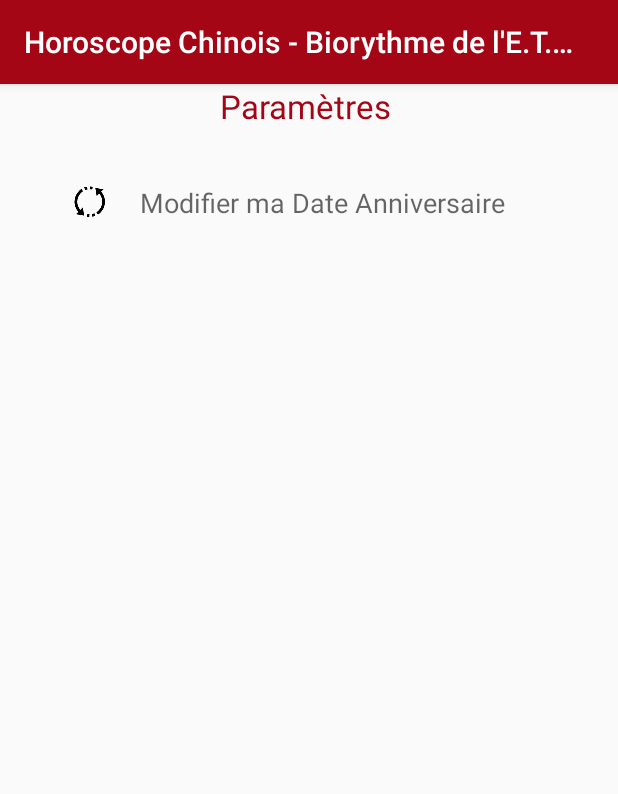
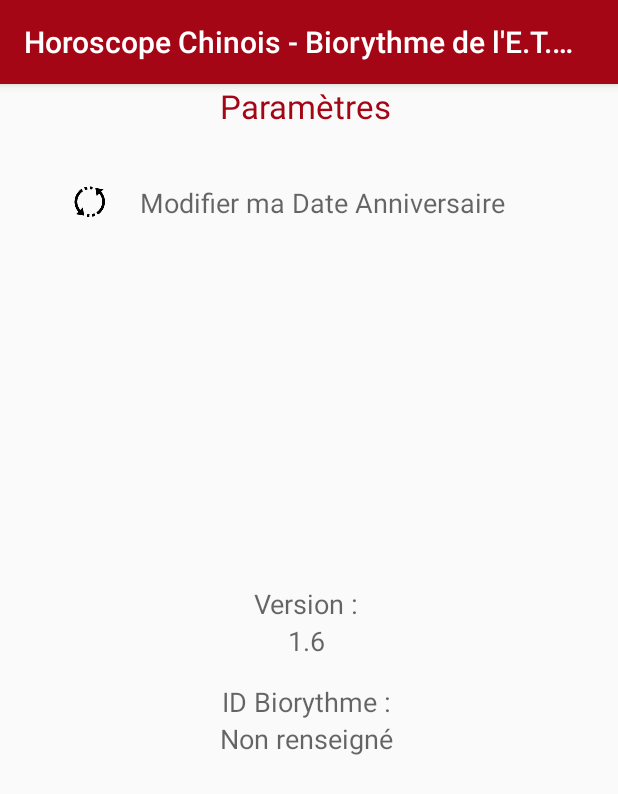
Before and after one commit to fibreariane/BIORYTHME, an Android app: the fragment ParameterFragment shown on its own in the app's theme, on a phone screen of 412 x 824 dp. Shown: the top 794 px of the screen. Run offline under Robolectric (Android 15) with nearby library versions, the light colour scheme and no system bars; 1 statement that could not run was skipped.

Commit message:
AJOUT nom version et Id Biorythme
Ajout de l'affichage de la version et de l'identifiant du biorythme en cours dans la fenêtre paramètre

```diff
--- a/app/src/main/res/layout/fragment_parameter.xml
+++ b/app/src/main/res/layout/fragment_parameter.xml
@@ -186,6 +186,11 @@
                         android:visibility="invisible"></TextView>
                 </LinearLayout>
             </LinearLayout>
+            <LinearLayout
+                android:layout_gravity="end"
+                android:orientation="vertical"
+                android:layout_width="match_parent"
+                android:layout_height="wrap_content">
             <Button
                 android:id="@+id/btn_test"
                 android:layout_width="wrap_content"
@@ -193,6 +198,39 @@
                 android:onClick="onClick"
                 android:text="Test"
                 android:visibility="gone"/>
+
+            <TextView
+                android:layout_width="match_parent"
+                android:layout_height="wrap_content"
+                android:gravity="center"
+                android:layout_gravity="bottom"
+                android:text="Version :"
+                android:textAppearance="@style/Base.TextAppearance.AppCompat.Medium"/>
+            <TextView
+                android:id="@+id/version_name"
+                android:layout_width="match_parent"
+                android:layout_height="wrap_content"
+                android:gravity="center"
+                android:layout_gravity="bottom"
+                android:text="XXX"
+                android:textAppearance="@style/Base.TextAppearance.AppCompat.Medium"/>
+            <TextView
+                android:layout_width="match_parent"
+                android:layout_height="wrap_content"
+                android:gravity="center"
+                android:layout_marginTop="@dimen/activity_horizontal_margin"
+                android:layout_gravity="bottom"
+                android:text="ID Biorythme :"
+                android:textAppearance="@style/Base.TextAppearance.AppCompat.Medium"/>
+            <TextView
+                android:id="@+id/biorythmme_id"
+                android:layout_width="match_parent"
+                android:layout_height="wrap_content"
+                android:gravity="center"
+                android:layout_gravity="bottom"
+                android:text="XXX"
+                android:textAppearance="@style/Base.TextAppearance.AppCompat.Medium"/>
+            </LinearLayout>
         </LinearLayout>
     </ScrollView>
 </LinearLayout>
--- a/app/src/main/res/values/strings.xml
+++ b/app/src/main/res/values/strings.xml
@@ -98,6 +98,7 @@
     <string name="ok">OK</string>
     <string name="reinit_donnee">Etes-vous sûr de vouloir réinitialiser les données ?</string>
     <string name="title_activity_main2">Main2Activity</string>
+    <string name="pas_renseigne">Non renseigné</string>
 
     <string name="interstitial_ad_sample">Interstitial Ad Sample</string>
     <string name="start_level">Level 1</string>
```
Also changed, not shown: app/src/main/java/com/fibredariane/horoscope/chinois/biorythmeETRES/Activities/ParameterFragment.java (+120 -8 lines).
